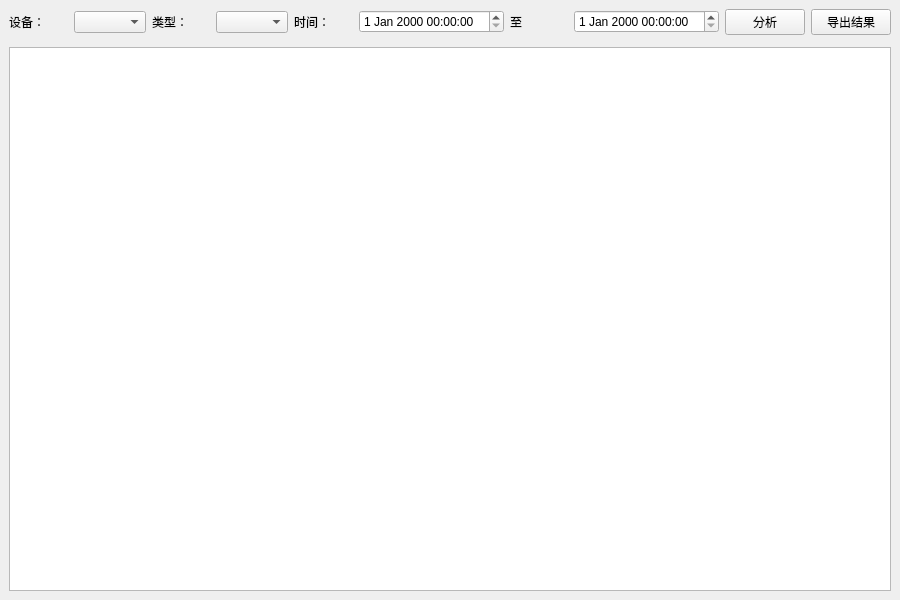
Before: the Qt Designer form ui/DataAnalysisWindow.ui in KERWINHUGH/InternetMonitoring, drawn with Qt 5.
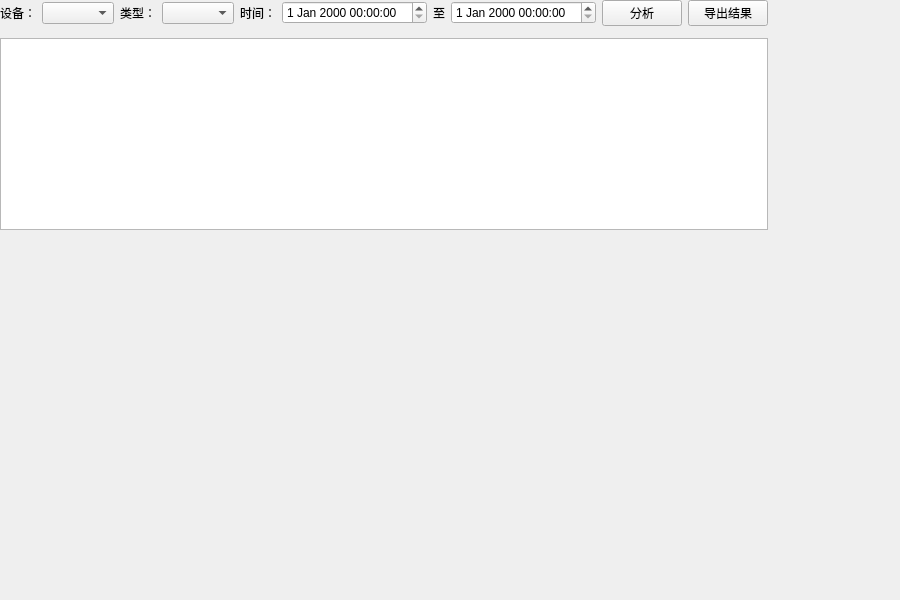
After: the same form once the commit is applied.

The edit to the form file:
```diff
--- a/ui/DataAnalysisWindow.ui
+++ b/ui/DataAnalysisWindow.ui
@@ -1,7 +1,7 @@
 <?xml version="1.0" encoding="UTF-8"?>
 <ui version="4.0">
  <class>DataAnalysisWindow</class>
- <widget class="QMainWindow" name="DataAnalysisWindow">
+ <widget class="QWidget" name="DataAnalysisWindow">
   <property name="geometry">
    <rect>
     <x>0</x>
```
